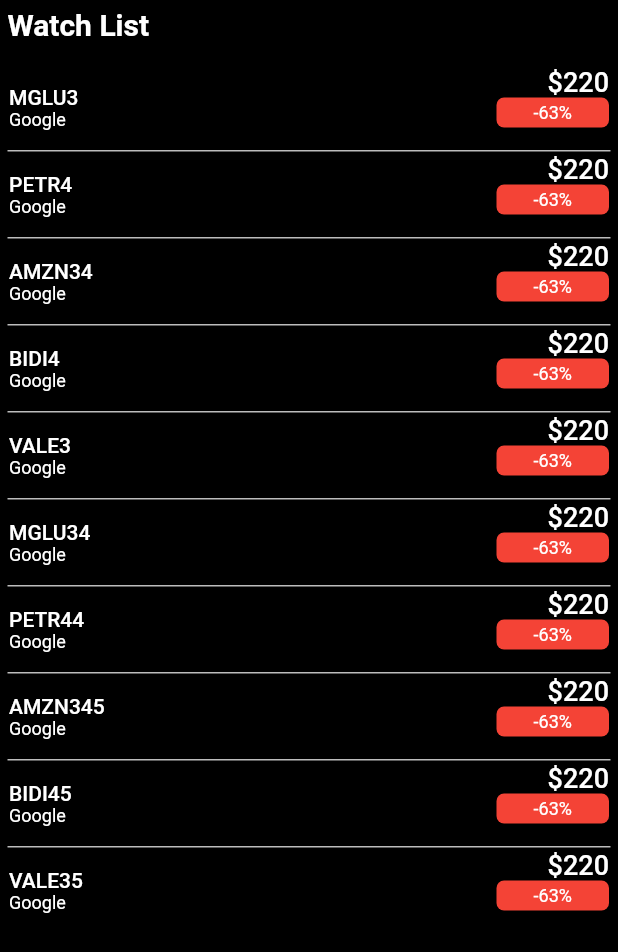
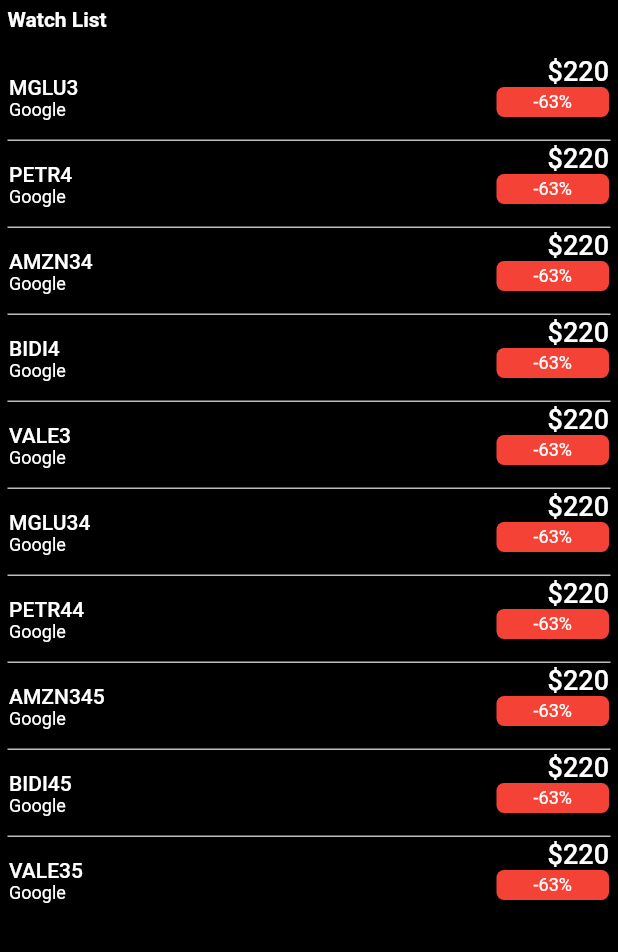
Before and after one commit to lschiavini/simple_list, a Flutter app: the screen it shows after launch, on a phone screen of 412 x 824 dp. Shown: the top 952 px of the screen. Run offline on Flutter 3.47's test engine with Material 2 defaults, Android fonts, the phone set to English and light mode, and no system bars.

Commit message:
Fix height

```diff
--- a/lib/view/home_page.dart
+++ b/lib/view/home_page.dart
@@ -71,7 +71,7 @@
                       "Watch List",
                       style: TextStyle(
                           color: Colors.white,
-                          fontSize: 20,
+                          fontSize: 14,
                           fontWeight: FontWeight.bold),
                     ),
                   ),
@@ -80,7 +80,7 @@
               Padding(
                   padding: const EdgeInsets.only(top: 15),
                   child: SizedBox(
-                      height: MediaQuery.of(context).size.height - 49,
+                      height: MediaQuery.of(context).size.height - 62,
                       child: StreamBuilder<List<Stock>>(
                           stream: onCurrentStockChanged,
                           builder: (BuildContext context,
```
